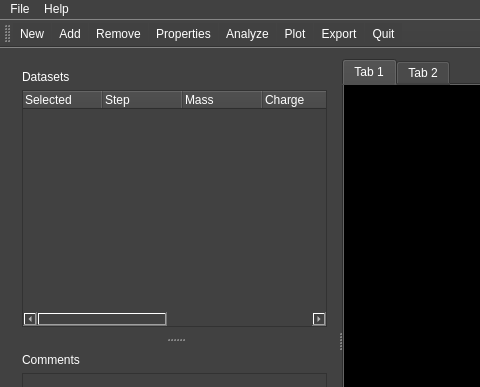
Above: py_particle_processor_qt/mainwindow.ui from DanielWinklehner/py_particle_processor before the change; both pictures show x 0 to 480 and y 0 to 387 of the 994 by 654 pixel window. Below: the same form after it.
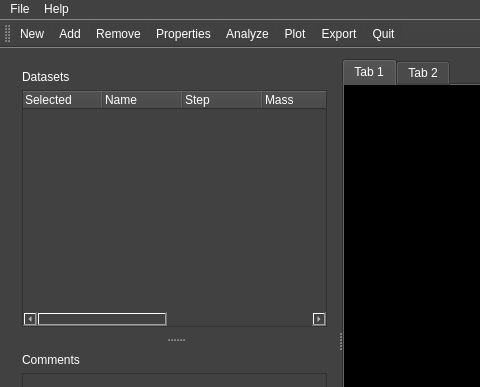
That is the form after the change. Icons and pictures are not drawn. Custom widgets are drawn as their Qt base class.

What changed in the file:
```diff
--- a/py_particle_processor_qt/mainwindow.ui
+++ b/py_particle_processor_qt/mainwindow.ui
@@ -69,6 +69,11 @@
              <string>Selected</string>
             </property>
            </column>
+           <column>
+            <property name="text">
+             <string>Name</string>
+            </property>
+           </column>
            <column>
             <property name="text">
              <string>Step</string>
@@ -99,11 +104,6 @@
              <string># Steps</string>
             </property>
            </column>
-           <column>
-            <property name="text">
-             <string>Filename</string>
-            </property>
-           </column>
           </widget>
          </item>
         </layout>
```
Left out of the diff: 2 changed lines with no effect on the pictures.
